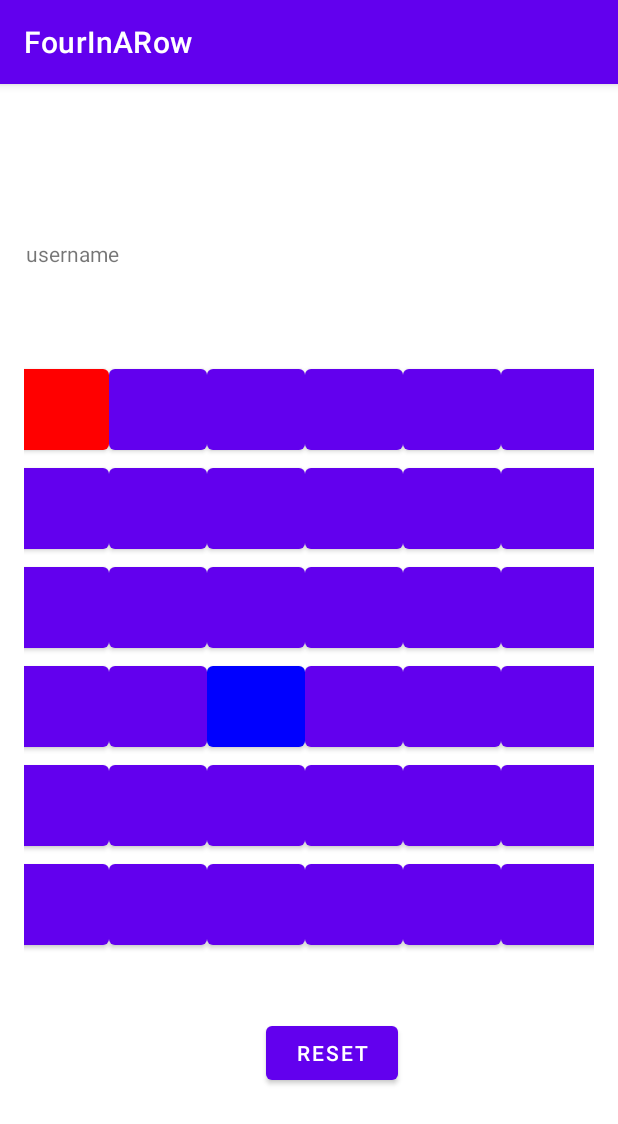
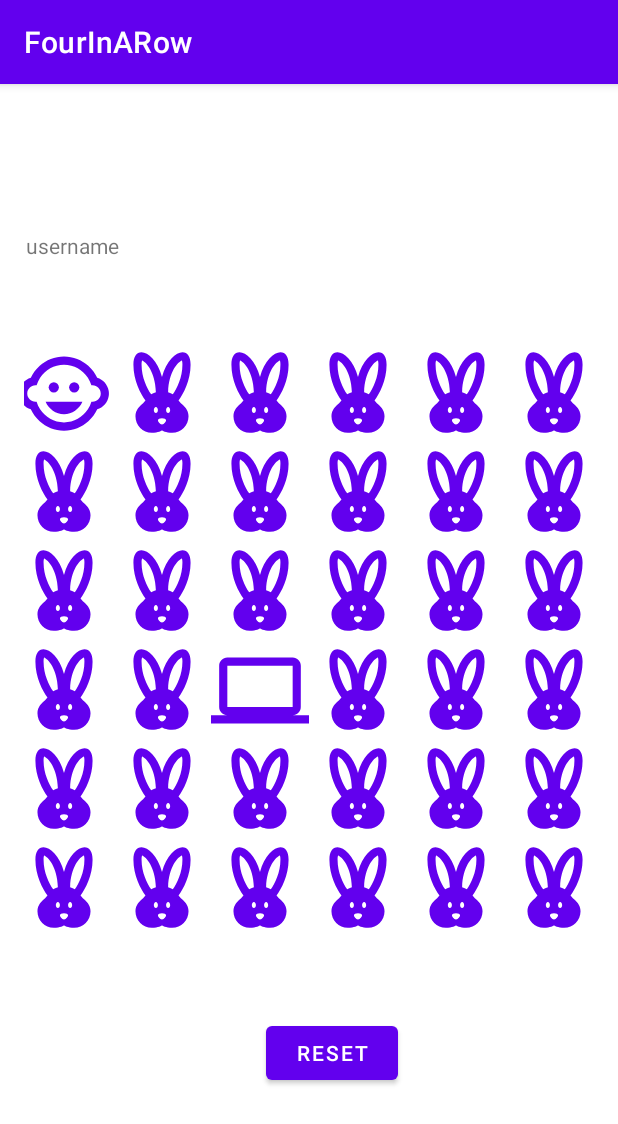
Before and after one commit to MineGamer69/Assignment2, an Android app: the GameFragment screen opened through its navigation route, after a tap on an icon or button, on a phone screen of 412 x 824 dp. Shown: the top 1124 px of the screen. Run offline under Robolectric (Android 15) with nearby library versions, the phone set to English and light mode, and no system bars.

Commit message:
added images

```diff
--- a/app/src/main/java/edu/quinnipiac/fourinarow/GameFragment.kt
+++ b/app/src/main/java/edu/quinnipiac/fourinarow/GameFragment.kt
@@ -10,6 +10,7 @@ import android.view.ViewGroup
 import android.widget.Button
 import android.widget.TextView
 import android.widget.Toast
+import androidx.core.content.ContextCompat
 import androidx.core.graphics.toColor
 import androidx.navigation.NavController
 import androidx.navigation.Navigation
@@ -81,7 +82,9 @@ class GameFragment : Fragment(),View.OnClickListener {
             listner.add(view.findViewById<Button>(btn_Array[i]))
         }
         for(i in 0 until listner.size){
+            listner.get(i).background = ContextCompat.getDrawable(requireContext(), R.drawable.cleanboard)
             listner.get(i).setOnClickListener(this)
+
         }
         return view
     }
@@ -100,7 +103,8 @@ class GameFragment : Fragment(),View.OnClickListener {
         onResetDone?.setOnClickListener{
             FourInARow.clearBoard()
             for(i in 0 until listner.size){
-                listner.get(i).setBackgroundColor(Color.rgb(99, 5, 220))
+                listner.get(i).background = ContextCompat.getDrawable(requireContext(), R.drawable.cleanboard)
+                //listner.get(i).setBackgroundColor(Color.rgb(99, 5, 220))
             }
         }
         //Sets up player move via button clicks
@@ -108,7 +112,8 @@ class GameFragment : Fragment(),View.OnClickListener {
         for(i in 0 until listner.size){
             val onClickDone: Button = view?.findViewById(btn_Array[i])!!
             if(onClickDone == p0){
-                onClickDone.setBackgroundColor(Color.RED)
+                listner.get(i).background = ContextCompat.getDrawable(requireContext(), R.drawable.human)
+                //onClickDone.setBackgroundColor(Color.RED)
                 FourInARow.setMove(1, i)
             }
         }
@@ -116,7 +121,8 @@ class GameFragment : Fragment(),View.OnClickListener {
 
         val comMove = FourInARow.computerMove
         FourInARow.setMove(2, comMove)
-        listner.get(comMove).setBackgroundColor(Color.BLUE)
+        listner.get(comMove).background = ContextCompat.getDrawable(requireContext(), R.drawable.computer)
+        //listner.get(comMove).setBackgroundColor(Color.BLUE)
         //Check for winner move every time a player or computer runs a move it checks for winner
         FourInARow.checkForWinner()
         if(FourInARow.checkForWinner() == 3){
--- /dev/null
+++ b/app/src/main/res/drawable/cleanboard.xml
@@ -0,0 +1,5 @@
+<vector android:height="24dp" android:tint="#000000"
+    android:viewportHeight="24" android:viewportWidth="24"
+    android:width="24dp" xmlns:android="http://schemas.android.com/apk/res/android">
+    <path android:fillColor="@android:color/white" android:pathData="M16.84,14.52c-0.26,-0.19 -0.62,-0.63 -0.79,-0.84C17.24,12.01 19,8.87 19,5c0,-1.95 -0.74,-3 -2,-3c-1.54,0 -3.96,2.06 -5,5.97C10.96,4.06 8.54,2 7,2C5.74,2 5,3.05 5,5c0,3.87 1.76,7.01 2.95,8.68c-0.17,0.21 -0.53,0.65 -0.79,0.84c-0.5,0.41 -1.66,1.37 -1.66,2.98c0,2.21 1.79,4 4,4c1.55,0 2.5,-0.56 2.5,-0.56s0.95,0.56 2.5,0.56c2.21,0 4,-1.79 4,-4C18.5,15.89 17.34,14.93 16.84,14.52zM9.35,12.2C8.34,10.7 7,8.12 7,5c0,-0.49 0.06,-0.8 0.12,-0.97c0.94,0.31 3.24,2.71 3.38,7.64C10.03,11.79 9.66,11.97 9.35,12.2zM10.5,16.75c-0.28,0 -0.5,-0.34 -0.5,-0.75c0,-0.41 0.22,-0.75 0.5,-0.75S11,15.59 11,16C11,16.41 10.78,16.75 10.5,16.75zM12,19.5c-0.55,0 -1,-0.72 -1,-1c0,-0.28 0.45,-0.5 1,-0.5s1,0.22 1,0.5C13,18.78 12.55,19.5 12,19.5zM13.5,16.75c-0.28,0 -0.5,-0.34 -0.5,-0.75c0,-0.41 0.22,-0.75 0.5,-0.75S14,15.59 14,16C14,16.41 13.78,16.75 13.5,16.75zM13.5,11.67c0.14,-4.93 2.44,-7.33 3.38,-7.64C16.94,4.2 17,4.51 17,5c0,3.12 -1.34,5.7 -2.35,7.2C14.34,11.97 13.97,11.79 13.5,11.67z"/>
+</vector>
--- /dev/null
+++ b/app/src/main/res/drawable/computer.xml
@@ -0,0 +1,5 @@
+<vector android:height="24dp" android:tint="#000000"
+    android:viewportHeight="24" android:viewportWidth="24"
+    android:width="24dp" xmlns:android="http://schemas.android.com/apk/res/android">
+    <path android:fillColor="@android:color/white" android:pathData="M20,18c1.1,0 1.99,-0.9 1.99,-2L22,6c0,-1.1 -0.9,-2 -2,-2H4c-1.1,0 -2,0.9 -2,2v10c0,1.1 0.9,2 2,2H0v2h24v-2h-4zM4,6h16v10H4V6z"/>
+</vector>
--- /dev/null
+++ b/app/src/main/res/drawable/human.xml
@@ -0,0 +1,7 @@
+<vector android:height="24dp" android:tint="#000000"
+    android:viewportHeight="24" android:viewportWidth="24"
+    android:width="24dp" xmlns:android="http://schemas.android.com/apk/res/android">
+    <path android:fillColor="@android:color/white" android:pathData="M14.5,10.5m-1.25,0a1.25,1.25 0,1 1,2.5 0a1.25,1.25 0,1 1,-2.5 0"/>
+    <path android:fillColor="@android:color/white" android:pathData="M9.5,10.5m-1.25,0a1.25,1.25 0,1 1,2.5 0a1.25,1.25 0,1 1,-2.5 0"/>
+    <path android:fillColor="@android:color/white" android:pathData="M22.94,12.66c0.04,-0.21 0.06,-0.43 0.06,-0.66s-0.02,-0.45 -0.06,-0.66c-0.25,-1.51 -1.36,-2.74 -2.81,-3.17 -0.53,-1.12 -1.28,-2.1 -2.19,-2.91C16.36,3.85 14.28,3 12,3s-4.36,0.85 -5.94,2.26c-0.92,0.81 -1.67,1.8 -2.19,2.91 -1.45,0.43 -2.56,1.65 -2.81,3.17 -0.04,0.21 -0.06,0.43 -0.06,0.66s0.02,0.45 0.06,0.66c0.25,1.51 1.36,2.74 2.81,3.17 0.52,1.11 1.27,2.09 2.17,2.89C7.62,20.14 9.71,21 12,21s4.38,-0.86 5.97,-2.28c0.9,-0.8 1.65,-1.79 2.17,-2.89 1.44,-0.43 2.55,-1.65 2.8,-3.17zM19,14c-0.1,0 -0.19,-0.02 -0.29,-0.03 -0.2,0.67 -0.49,1.29 -0.86,1.86C16.6,17.74 14.45,19 12,19s-4.6,-1.26 -5.85,-3.17c-0.37,-0.57 -0.66,-1.19 -0.86,-1.86 -0.1,0.01 -0.19,0.03 -0.29,0.03 -1.1,0 -2,-0.9 -2,-2s0.9,-2 2,-2c0.1,0 0.19,0.02 0.29,0.03 0.2,-0.67 0.49,-1.29 0.86,-1.86C7.4,6.26 9.55,5 12,5s4.6,1.26 5.85,3.17c0.37,0.57 0.66,1.19 0.86,1.86 0.1,-0.01 0.19,-0.03 0.29,-0.03 1.1,0 2,0.9 2,2s-0.9,2 -2,2zM7.5,14c0.76,1.77 2.49,3 4.5,3s3.74,-1.23 4.5,-3h-9z"/>
+</vector>
--- a/app/src/main/res/layout/fragment_game.xml
+++ b/app/src/main/res/layout/fragment_game.xml
@@ -24,8 +24,8 @@
 
     <androidx.gridlayout.widget.GridLayout
         android:id="@+id/gridLayout"
-        android:layout_width="399dp"
-        android:layout_height="400dp"
+        android:layout_width="393dp"
+        android:layout_height="422dp"
         android:layout_marginTop="136dp"
         android:layout_marginBottom="136dp"
         app:layout_constraintBottom_toBottomOf="parent"
```
Also changed, not shown: app/src/main/res/mipmap-hdpi/computer.png (added), app/src/main/res/mipmap-hdpi/defimage.png (added), app/src/main/res/mipmap-hdpi/human.png (added), app/src/main/res/mipmap-mdpi/computer.png (added), app/src/main/res/mipmap-mdpi/defimage.png (added), app/src/main/res/mipmap-mdpi/human.png (added), app/src/main/res/mipmap-xhdpi/computer.png (added), app/src/main/res/mipmap-xhdpi/defimage.png (added), app/src/main/res/mipmap-xhdpi/human.png (added), app/src/main/res/mipmap-xxhdpi/computer.png (added), app/src/main/res/mipmap-xxhdpi/defimage.png (added), app/src/main/res/mipmap-xxhdpi/human.png (added), app/src/main/res/mipmap-xxxhdpi/computer.png (added), app/src/main/res/mipmap-xxxhdpi/defimage.png (added), 1 more files.
